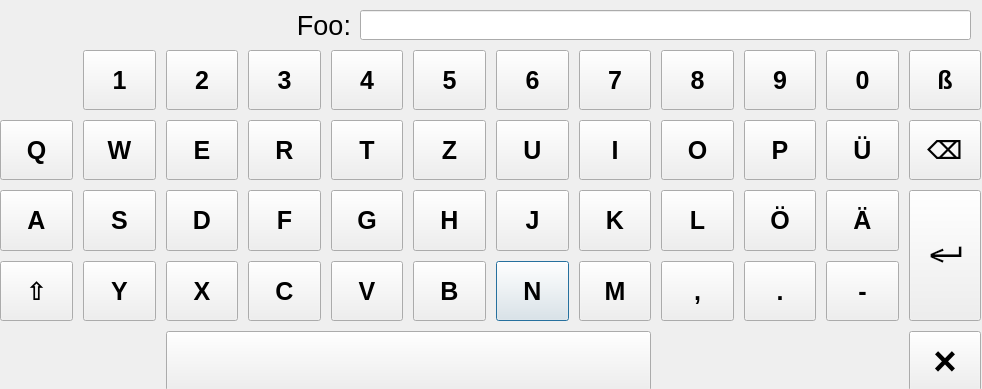
Qt form FabLabKasse/UI/KeyboardDialog.ui (fau-fablab/FabLabKasse) before a commit.
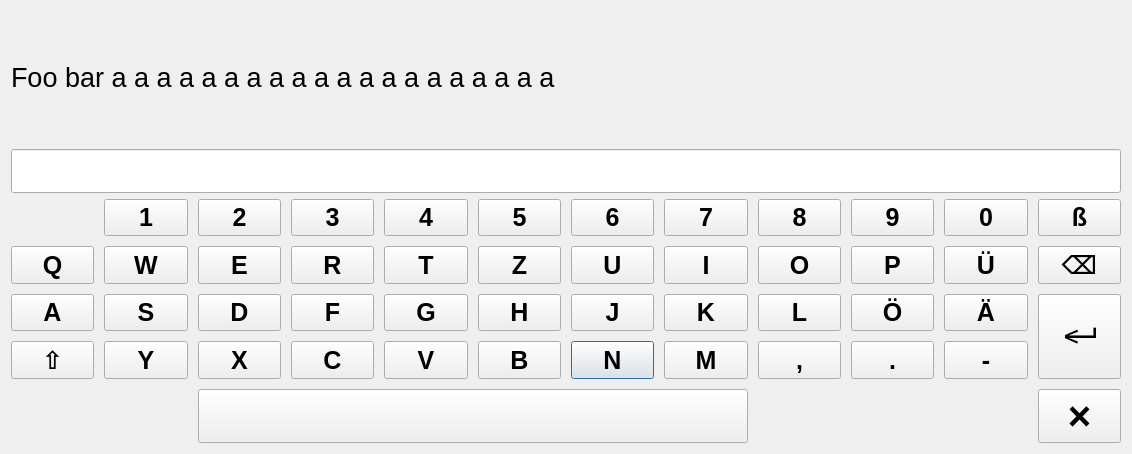
The same form after that commit.

Commit message:
FEATURE: Add client via GUI (#161)
In the "legacy_offline_kassenbuch" system, admin permissions are enabled if the user comment starts with "#admin#".

Patch:
```diff
--- a/FabLabKasse/UI/KeyboardDialog.ui
+++ b/FabLabKasse/UI/KeyboardDialog.ui
@@ -6,22 +6,46 @@
    <rect>
     <x>0</x>
     <y>0</y>
-    <width>982</width>
-    <height>389</height>
+    <width>1132</width>
+    <height>454</height>
    </rect>
   </property>
   <property name="windowTitle">
    <string>Dialog</string>
   </property>
+  <layout class="QVBoxLayout" name="verticalLayout">
+   <item>
+    <widget class="QLabel" name="label">
+     <property name="sizePolicy">
+      <sizepolicy hsizetype="Expanding" vsizetype="Expanding">
+       <horstretch>0</horstretch>
+       <verstretch>0</verstretch>
+      </sizepolicy>
+     </property>
+     <property name="minimumSize">
+      <size>
+       <width>0</width>
+       <height>50</height>
+      </size>
+     </property>
+     <property name="font">
+      <font>
+       <pointsize>20</pointsize>
+      </font>
+     </property>
+     <property name="text">
+      <string>Foo bar a a a a a a a a a a a a a a a a a a a a </string>
+     </property>
+     <property name="alignment">
+      <set>Qt::AlignLeading|Qt::AlignLeft|Qt::AlignVCenter</set>
+     </property>
+     <property name="wordWrap">
+      <bool>true</bool>
+     </property>
+    </widget>
+   </item>
+   <item>
   <widget class="QLineEdit" name="lineEdit">
-   <property name="geometry">
-    <rect>
-     <x>360</x>
-     <y>10</y>
-     <width>611</width>
-     <height>30</height>
-    </rect>
-   </property>
    <property name="font">
     <font>
      <pointsize>24</pointsize>
@@ -37,36 +61,8 @@
     <set>Qt::AlignRight|Qt::AlignTrailing|Qt::AlignVCenter</set>
    </property>
   </widget>
-  <widget class="QLabel" name="label">
-   <property name="geometry">
-    <rect>
-     <x>10</x>
-     <y>10</y>
-     <width>341</width>
-     <height>30</height>
-    </rect>
-   </property>
-   <property name="font">
-    <font>
-     <pointsize>20</pointsize>
-    </font>
-   </property>
-   <property name="text">
-    <string>Foo:</string>
-   </property>
-   <property name="alignment">
-    <set>Qt::AlignRight|Qt::AlignTrailing|Qt::AlignVCenter</set>
-   </property>
-  </widget>
-  <widget class="QWidget" name="gridLayoutWidget">
-   <property name="geometry">
-    <rect>
-     <x>0</x>
-     <y>50</y>
-     <width>981</width>
-     <height>341</height>
-    </rect>
-   </property>
+   </item>
+   <item>
    <layout class="QGridLayout" name="gridLayout_3">
     <property name="spacing">
      <number>10</number>
@@ -1249,7 +1245,7 @@
        </font>
       </property>
       <property name="text">
-       <string> </string>
+        <string/>
       </property>
       <property name="iconSize">
        <size>
@@ -1312,7 +1308,8 @@
      </widget>
     </item>
    </layout>
-  </widget>
+   </item>
+  </layout>
  </widget>
  <resources/>
  <connections/>
```
Lines whose indentation alone changed are shown as unchanged. The commit also changes 6 other files.
